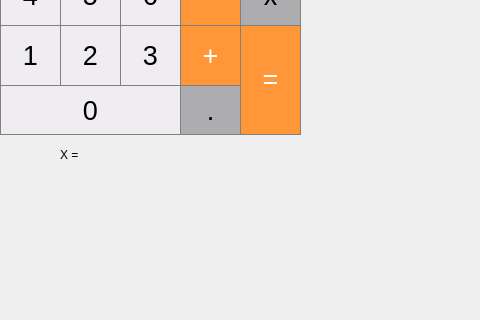
First picture: the form in src/Smart_Calc_QT/mainwindow.ui, repository ZeBatua/s21_SmartCalc, before the edit; both pictures show x 0 to 480 and y 265 to 585 of the 1036 by 687 pixel window.
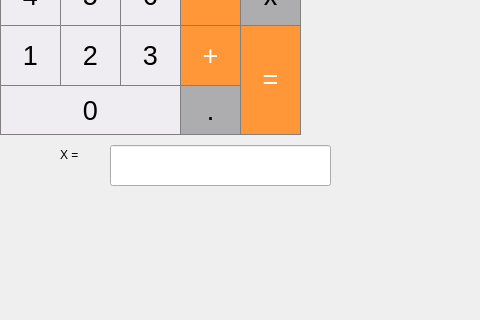
Second picture: the form after the edit.

```diff
--- a/src/Smart_Calc_QT/mainwindow.ui
+++ b/src/Smart_Calc_QT/mainwindow.ui
@@ -992,46 +992,6 @@
      </size>
     </property>
    </widget>
-   <widget class="QLabel" name="result_number_2">
-    <property name="geometry">
-     <rect>
-      <x>110</x>
-      <y>400</y>
-      <width>191</width>
-      <height>41</height>
-     </rect>
-    </property>
-    <property name="font">
-     <font>
-      <pointsize>20</pointsize>
-     </font>
-    </property>
-    <property name="styleSheet">
-     <string notr="true">QLabel {
-   background-color:  rgb(217, 215, 218);
-   color: black;
-   qproperty-alignment: 'AlignVCenter | AlignRight';
-   border: 1px solid gray;
-}
-
-background-color : white;</string>
-    </property>
-    <property name="text">
-     <string/>
-    </property>
-    <property name="alignment">
-     <set>Qt::AlignRight|Qt::AlignTrailing|Qt::AlignVCenter</set>
-    </property>
-    <property name="wordWrap">
-     <bool>false</bool>
-    </property>
-    <property name="margin">
-     <number>0</number>
-    </property>
-    <property name="indent">
-     <number>25</number>
-    </property>
-   </widget>
    <widget class="QPushButton" name="value_x">
     <property name="geometry">
      <rect>
@@ -1111,6 +1071,16 @@
      </size>
     </property>
    </widget>
+   <widget class="QLineEdit" name="result_number_2">
+    <property name="geometry">
+     <rect>
+      <x>110</x>
+      <y>410</y>
+      <width>221</width>
+      <height>41</height>
+     </rect>
+    </property>
+   </widget>
   </widget>
  </widget>
  <resources/>
```
